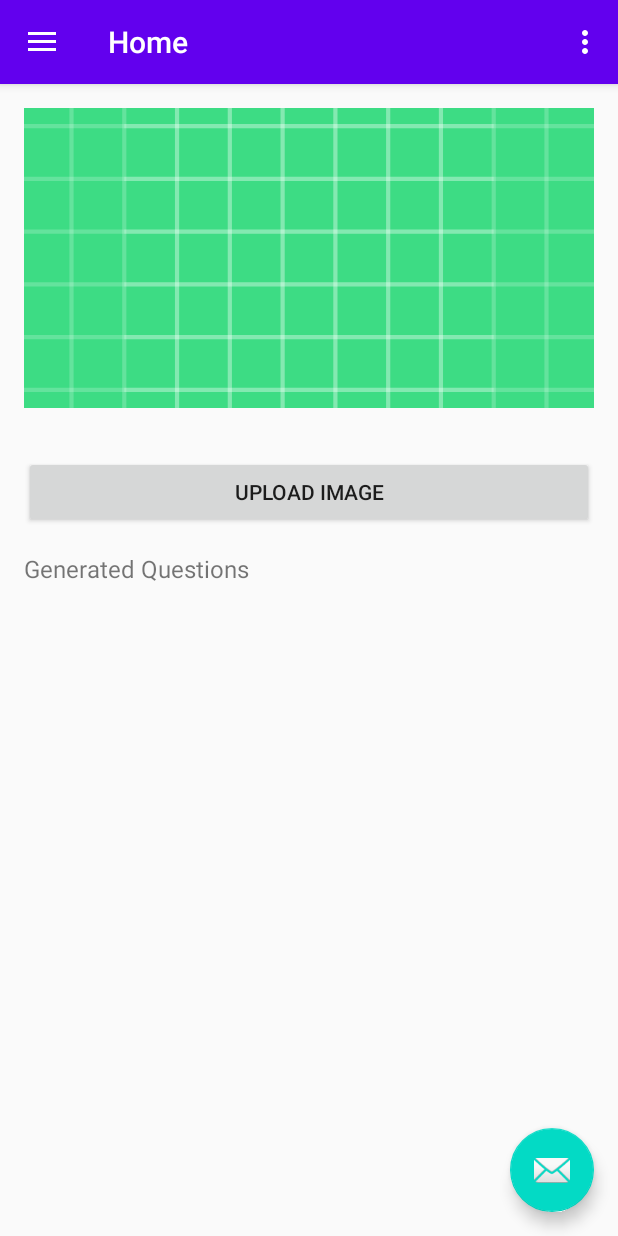
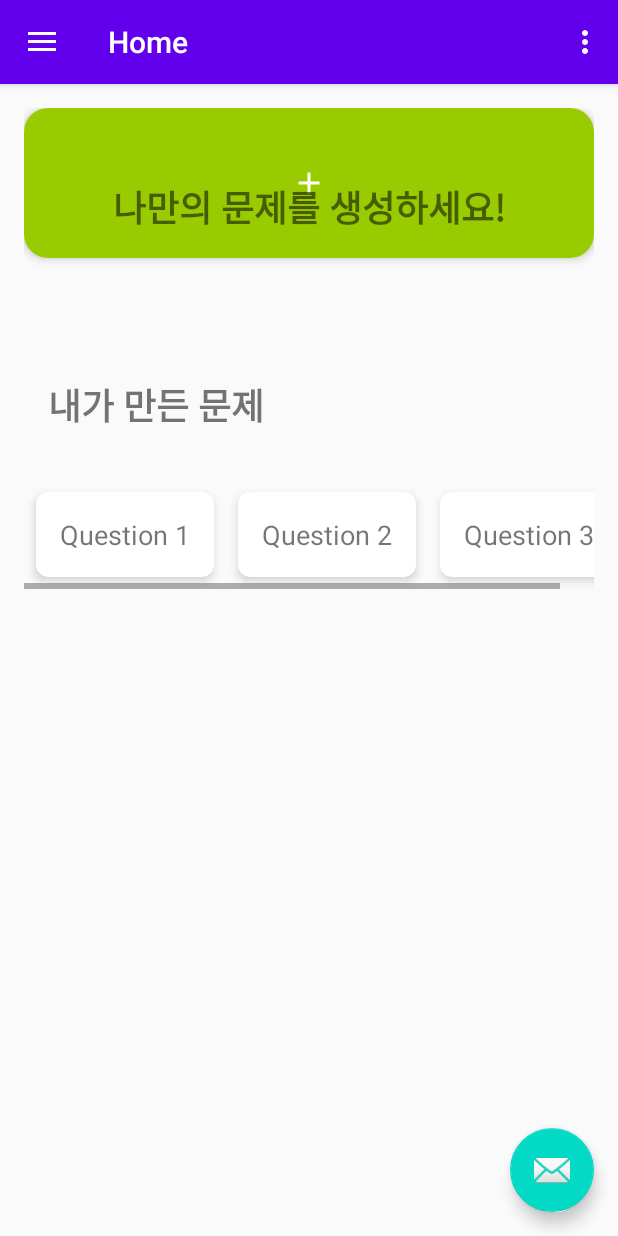
Before and after one commit to minzero31/MadCamp-1week-Server, an Android app built with Jetpack Compose: the MainActivity screen opened directly, with no data from a screen before it, on a phone screen of 412 x 824 dp. Run offline under Robolectric (Android 15) with nearby library versions, the phone set to English and light mode, and no system bars; our stand-ins replace navigation-ui.

Commit message:
로그인, home 연결, 메인화면 구성 중

```diff
--- a/app/build.gradle.kts
+++ b/app/build.gradle.kts
@@ -44,6 +44,8 @@ android {
 }
 
 dependencies {
+    implementation("androidx.recyclerview:recyclerview:1.2.1")
+    implementation("androidx.cardview:cardview:1.0.0")
     implementation("androidx.navigation:navigation-fragment-ktx:2.5.3")
     implementation("androidx.navigation:navigation-ui-ktx:2.5.3")
 
--- a/app/src/main/java/com/example/flask_1/ui/home/HomeFragment.kt
+++ b/app/src/main/java/com/example/flask_1/ui/home/HomeFragment.kt
@@ -1,119 +1,39 @@
 package com.example.navigation.ui.home
 
-import android.app.Activity.RESULT_OK
-import android.content.Intent
-import android.graphics.Bitmap
-import android.net.Uri
 import android.os.Bundle
-import android.provider.MediaStore
-import android.util.Base64
-import android.util.Log
 import android.view.LayoutInflater
 import android.view.View
 import android.view.ViewGroup
-import android.widget.Button
-import android.widget.ImageView
 import android.widget.TextView
 import androidx.fragment.app.Fragment
-import com.example.flask_1.OcrResponse
+import androidx.recyclerview.widget.LinearLayoutManager
+import androidx.recyclerview.widget.RecyclerView
 import com.example.flask_1.R
-import com.example.flask_1.RetrofitClient
-import okhttp3.MediaType.Companion.toMediaTypeOrNull
-import okhttp3.RequestBody
-import retrofit2.Call
-import retrofit2.Callback
-import retrofit2.Response
-import java.io.ByteArrayOutputStream
-import java.io.IOException
 
 class HomeFragment : Fragment() {
 
-    private lateinit var imgUploaded: ImageView
-    private lateinit var btnUploadImage: Button
-    private lateinit var btnConvertOcr: Button
-    private lateinit var textGeneratedQuestions: TextView
-
-    private var imageUri: Uri? = null
+    private lateinit var textCreateQuestion: TextView
+    private lateinit var textMyQuestionsTitle: TextView
+    private lateinit var recyclerMyQuestions: RecyclerView
 
     override fun onCreateView(
         inflater: LayoutInflater, container: ViewGroup?,
         savedInstanceState: Bundle?
     ): View? {
         val root = inflater.inflate(R.layout.fragment_home, container, false)
-        imgUploaded = root.findViewById(R.id.img_uploaded)
-        btnUploadImage = root.findViewById(R.id.btn_upload_image)
-        btnConvertOcr = root.findViewById(R.id.btn_convert_ocr)
-        textGeneratedQuestions = root.findViewById(R.id.text_generated_questions)
+        textCreateQuestion = root.findViewById(R.id.text_create_question)
+        textMyQuestionsTitle = root.findViewById(R.id.text_my_questions_title)
+        recyclerMyQuestions = root.findViewById(R.id.recycler_my_questions)
 
-        btnUploadImage.setOnClickListener {
-            openGalleryForImage()
-        }
-
-        btnConvertOcr.setOnClickListener {
-            imageUri?.let { uri ->
-                try {
-                    val bitmap = MediaStore.Images.Media.getBitmap(requireActivity().contentResolver, uri)
-                    val base64Image = convertBitmapToBase64(bitmap)
-                    uploadImageToServer(base64Image)
-                } catch (e: IOException) {
-                    e.printStackTrace()
-                }
-            }
-        }
+        // 리사이클러 뷰 설정
+        recyclerMyQuestions.layoutManager = LinearLayoutManager(context, LinearLayoutManager.HORIZONTAL, false)
+        recyclerMyQuestions.adapter = MyQuestionsAdapter(getMyQuestions())
 
         return root
     }
 
-    private fun openGalleryForImage() {
-        val intent = Intent(Intent.ACTION_PICK, MediaStore.Images.Media.EXTERNAL_CONTENT_URI)
-        startActivityForResult(intent, REQUEST_CODE_PICK_IMAGE)
-    }
-
-    override fun onActivityResult(requestCode: Int, resultCode: Int, data: Intent?) {
-        super.onActivityResult(requestCode, resultCode, data)
-        if (requestCode == REQUEST_CODE_PICK_IMAGE && resultCode == RESULT_OK && data != null) {
-            imageUri = data.data
-            imgUploaded.setImageURI(imageUri)
-            btnConvertOcr.visibility = View.VISIBLE // Show OCR button after image is selected
-        }
-    }
-
-    private fun convertBitmapToBase64(bitmap: Bitmap): String {
-        val byteArrayOutputStream = ByteArrayOutputStream()
-        bitmap.compress(Bitmap.CompressFormat.JPEG, 100, byteArrayOutputStream)
-        val byteArray = byteArrayOutputStream.toByteArray()
-        return Base64.encodeToString(byteArray, Base64.DEFAULT)
-    }
-
-    private fun uploadImageToServer(base64Image: String) {
-        Log.d("UploadImage", "Base64 Image: $base64Image")
-
-        val requestBody = RequestBody.create("text/plain".toMediaTypeOrNull(), base64Image)
-        val call = RetrofitClient.apiService.uploadImage(requestBody)
-        call.enqueue(object : Callback<OcrResponse> {
-            override fun onResponse(call: Call<OcrResponse>, response: Response<OcrResponse>) {
-                if (response.isSuccessful) {
-                    val ocrResponse = response.body()
-                    ocrResponse?.let {
-                        val questions = it.questions.joinToString("\n")
-                        textGeneratedQuestions.text = questions
-                        textGeneratedQuestions.visibility = View.VISIBLE
-                        Log.d("Questions", "Generated questions received: $questions")
-                    }
-                } else {
-                    Log.e("UploadImage", "Upload failed with response code: ${response.code()}")
-                    // Handle upload failure
-                }
-            }
-
-            override fun onFailure(call: Call<OcrResponse>, t: Throwable) {
-                Log.e("UploadImage", "Network error: ${t.message}")
-                // Handle network error
-            }
-        })
-    }
-
-    companion object {
-        private const val REQUEST_CODE_PICK_IMAGE = 100
+    private fun getMyQuestions(): List<String> {
+        // 여기에 실제 데이터 로직을 추가하세요
+        return listOf("Question 1", "Question 2", "Question 3")
     }
 }
--- /dev/null
+++ b/app/src/main/java/com/example/flask_1/ui/home/MyQuestionsAdapter.kt
@@ -0,0 +1,30 @@
+package com.example.navigation.ui.home
+
+import android.view.LayoutInflater
+import android.view.View
+import android.view.ViewGroup
+import android.widget.TextView
+import androidx.recyclerview.widget.RecyclerView
+import com.example.flask_1.R
+
+class MyQuestionsAdapter(private val questions: List<String>) :
+    RecyclerView.Adapter<MyQuestionsAdapter.ViewHolder>() {
+
+    class ViewHolder(itemView: View) : RecyclerView.ViewHolder(itemView) {
+        val textQuestion: TextView = itemView.findViewById(R.id.text_question)
+    }
+
+    override fun onCreateViewHolder(parent: ViewGroup, viewType: Int): ViewHolder {
+        val view = LayoutInflater.from(parent.context)
+            .inflate(R.layout.item_question_card, parent, false)
+        return ViewHolder(view)
+    }
+
+    override fun onBindViewHolder(holder: ViewHolder, position: Int) {
+        holder.textQuestion.text = questions[position]
+    }
+
+    override fun getItemCount(): Int {
+        return questions.size
+    }
+}
--- a/app/src/main/java/com/example/flask_1/ui/login/SignUpResponse.kt
+++ b/app/src/main/java/com/example/flask_1/ui/login/SignUpResponse.kt
@@ -4,4 +4,4 @@ data class LoginRequest(val username: String, val password: String)
 data class LoginResponse(val message: String)
 data class SignUpRequest(val username: String, val email: String, val password: String)
 data class SignUpResponse(val message: String)
-data class OcrResponse(val ocrText: String, val questions: List<String>)
+data class OcrResponse(val ocrText: String, val questions: List<String>, val options: List<List<String>>, val answers: List<Int>)
--- /dev/null
+++ b/app/src/main/res/drawable/ic_add.xml
@@ -0,0 +1,9 @@
+<vector xmlns:android="http://schemas.android.com/apk/res/android"
+    android:width="24dp"
+    android:height="24dp"
+    android:viewportWidth="24"
+    android:viewportHeight="24">
+    <path
+        android:fillColor="#FFFFFF"
+        android:pathData="M19,13h-6v6h-2v-6H5v-2h6V5h2v6h6v2z"/>
+</vector>
--- a/app/src/main/res/layout/fragment_gallery.xml
+++ b/app/src/main/res/layout/fragment_gallery.xml
@@ -5,7 +5,7 @@
     xmlns:tools="http://schemas.android.com/tools"
     android:layout_width="match_parent"
     android:layout_height="match_parent"
-    tools:context=".ui.gallery.GalleryFragment" >
+    tools:context="com.example.navigation.ui.gallery.GalleryFragment" >
 
     <TextView
         android:id="@+id/text_gallery"
--- a/app/src/main/res/layout/fragment_home.xml
+++ b/app/src/main/res/layout/fragment_home.xml
@@ -3,47 +3,65 @@
     xmlns:tools="http://schemas.android.com/tools"
     android:layout_width="match_parent"
     android:layout_height="match_parent"
+    xmlns:app="http://schemas.android.com/apk/res-auto"
     android:padding="16dp"
-    tools:context=".ui.home.HomeFragment">
+    tools:context="com.example.navigation.ui.home.HomeFragment">
 
-    <ImageView
-        android:id="@+id/img_uploaded"
+    <!-- 상단 라운드 박스 -->
+    <androidx.cardview.widget.CardView
+        android:id="@+id/card_create_question"
         android:layout_width="match_parent"
-        android:layout_height="200dp"
-        android:layout_marginBottom="16dp"
-        android:scaleType="centerCrop"
-        android:src="@drawable/ic_launcher_background" />
+        android:layout_height="100dp"
+        android:layout_marginBottom="32dp"
+        android:layout_centerHorizontal="true"
+        app:cardCornerRadius="16dp"
+        app:cardElevation="4dp">
 
-    <Button
-        android:id="@+id/btn_upload_image"
+        <RelativeLayout
+            android:layout_width="match_parent"
+            android:layout_height="match_parent"
+            android:background="@android:color/holo_green_light">
+
+            <ImageView
+                android:id="@+id/icon_add"
+                android:layout_width="wrap_content"
+                android:layout_height="wrap_content"
+                android:layout_centerInParent="true"
+                android:src="@drawable/ic_add"
+                android:contentDescription="@string/add_icon_desc" />
+        </RelativeLayout>
+
+        <TextView
+            android:id="@+id/text_create_question"
+            android:layout_width="match_parent"
+            android:layout_height="match_parent"
+            android:text="나만의 문제를 생성하세요!"
+            android:textSize="24sp"
+            android:textStyle="bold"
+            android:gravity="center|bottom"
+            android:padding="16dp" />
+
+    </androidx.cardview.widget.CardView>
+
+    <!-- 내가 만든 문제 타이틀 -->
+    <TextView
+        android:id="@+id/text_my_questions_title"
+        android:layout_width="wrap_content"
+        android:layout_height="wrap_content"
+        android:text="내가 만든 문제"
+        android:textSize="24sp"
+        android:textStyle="bold"
+        android:layout_below="@id/card_create_question"
+        android:layout_marginTop="32dp"
+        android:padding="16dp" />
+
+    <!-- 카드 뷰를 포함하는 리사이클러 뷰 -->
+    <androidx.recyclerview.widget.RecyclerView
+        android:id="@+id/recycler_my_questions"
         android:layout_width="match_parent"
         android:layout_height="wrap_content"
-        android:layout_below="@id/img_uploaded"
+        android:layout_below="@id/text_my_questions_title"
         android:layout_marginTop="16dp"
-        android:text="Upload Image" />
-
-    <Button
-        android:id="@+id/btn_convert_ocr"
-        android:layout_width="match_parent"
-        android:layout_height="wrap_content"
-        android:layout_below="@id/btn_upload_image"
-        android:layout_marginTop="16dp"
-        android:text="Convert to OCR"
-        android:visibility="gone" />
-
-    <ScrollView
-        android:layout_width="match_parent"
-        android:layout_height="wrap_content"
-        android:layout_below="@id/btn_convert_ocr"
-        android:layout_marginTop="16dp">
-
-        <TextView
-            android:id="@+id/text_generated_questions"
-            android:layout_width="match_parent"
-            android:layout_height="wrap_content"
-            android:text="Generated Questions"
-            android:textSize="16sp"
-            android:visibility="visible" />
-    </ScrollView>
+        android:scrollbars="horizontal" />
 
 </RelativeLayout>
--- /dev/null
+++ b/app/src/main/res/layout/item_question_card.xml
@@ -0,0 +1,17 @@
+<?xml version="1.0" encoding="utf-8"?>
+<androidx.cardview.widget.CardView xmlns:android="http://schemas.android.com/apk/res/android"
+    xmlns:card_view="http://schemas.android.com/apk/res-auto"
+    android:layout_width="wrap_content"
+    android:layout_height="wrap_content"
+    android:layout_margin="8dp"
+    card_view:cardCornerRadius="8dp"
+    card_view:cardElevation="4dp">
+
+    <TextView
+        android:id="@+id/text_question"
+        android:layout_width="wrap_content"
+        android:layout_height="wrap_content"
+        android:padding="16dp"
+        android:textSize="18sp" />
+
+</androidx.cardview.widget.CardView>
--- a/app/src/main/res/values/strings.xml
+++ b/app/src/main/res/values/strings.xml
@@ -10,4 +10,5 @@
     <string name="menu_home">Home</string>
     <string name="menu_gallery">Gallery</string>
     <string name="menu_slideshow">Slideshow</string>
+    <string name="add_icon_desc">Create Problems</string>
 </resources>
```
